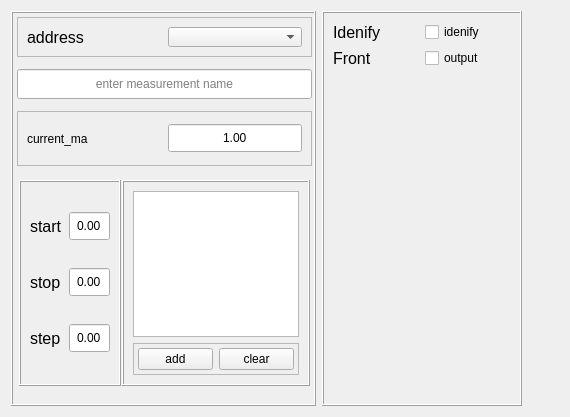
The window that UIs/power_supply.ui (peterMysliwy/Py_By) describes before a commit, drawn with Qt 5.
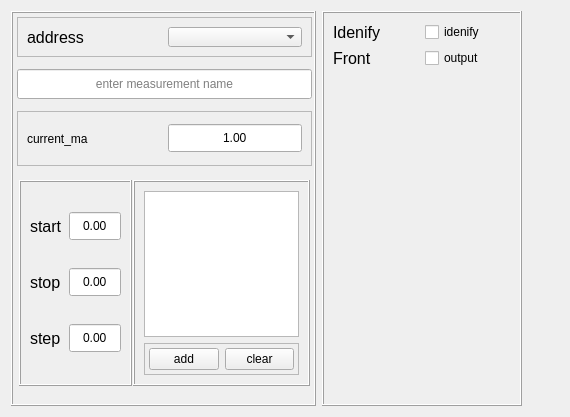
The same window after the commit.

Commit message: fixed error in start

What changed in the file:
```diff
--- a/UIs/power_supply.ui
+++ b/UIs/power_supply.ui
@@ -212,6 +212,12 @@
               <property name="buttonSymbols">
                <enum>QAbstractSpinBox::NoButtons</enum>
               </property>
+              <property name="minimum">
+               <double>-125.000000000000000</double>
+              </property>
+              <property name="maximum">
+               <double>125.000000000000000</double>
+              </property>
              </widget>
             </item>
             <item row="2" column="0">
@@ -240,6 +246,12 @@
               <property name="buttonSymbols">
                <enum>QAbstractSpinBox::NoButtons</enum>
               </property>
+              <property name="minimum">
+               <double>-125.000000000000000</double>
+              </property>
+              <property name="maximum">
+               <double>125.000000000000000</double>
+              </property>
              </widget>
             </item>
             <item row="0" column="0">
@@ -268,6 +280,12 @@
               <property name="buttonSymbols">
                <enum>QAbstractSpinBox::NoButtons</enum>
               </property>
+              <property name="minimum">
+               <double>-125.000000000000000</double>
+              </property>
+              <property name="maximum">
+               <double>125.000000000000000</double>
+              </property>
              </widget>
             </item>
             <item row="1" column="0">
```
The commit also changes 2 other files.
